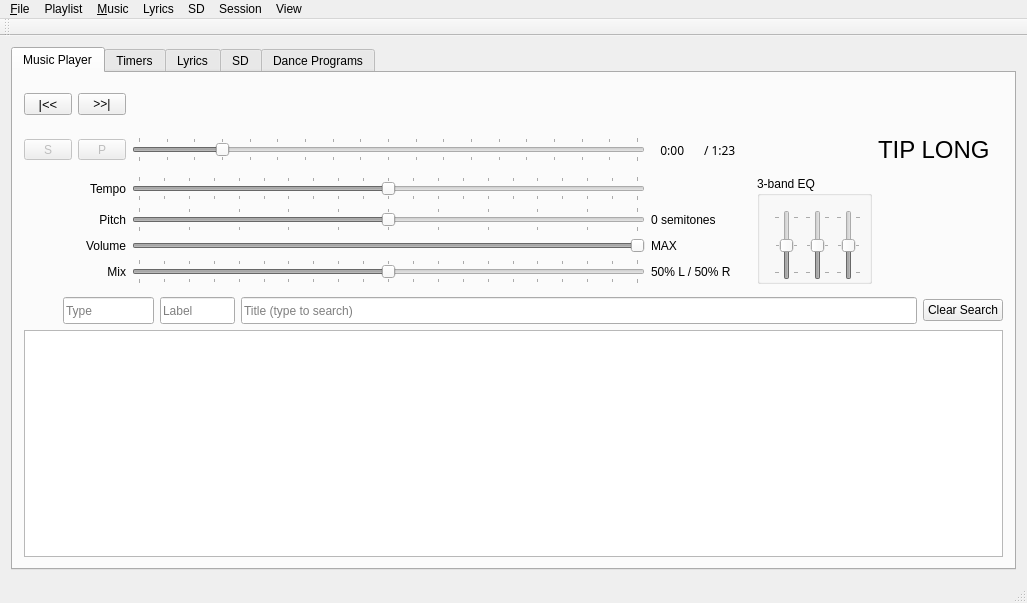
This is SquareDesk-DEV/test123/mainwindow.ui in mpogue2/SquareDesk as Qt 5 draws it before an edit. The edited form follows.
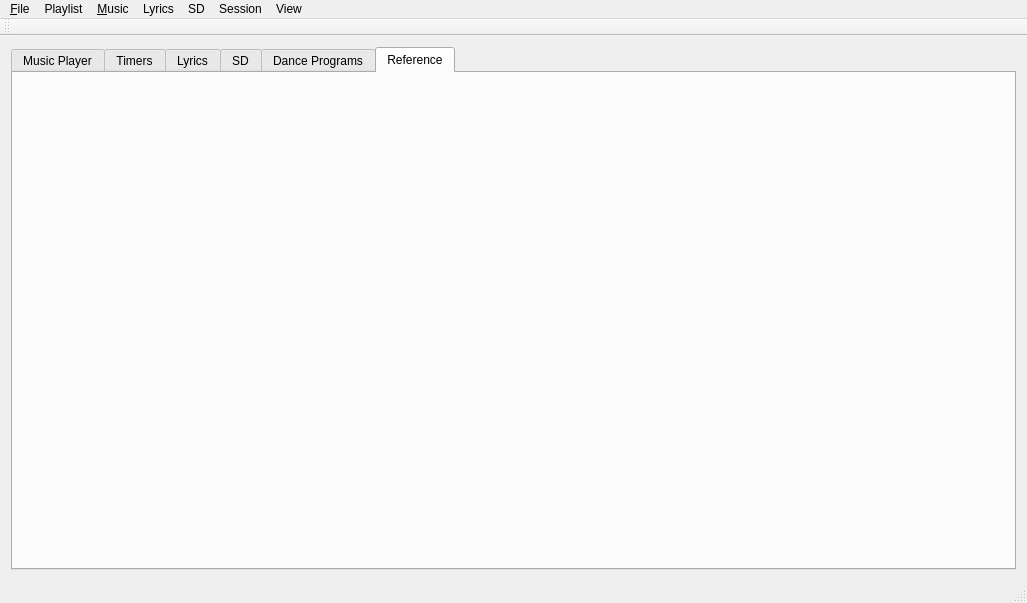
This is the edited form. Icons and pictures are not drawn. Custom widgets are drawn as their Qt base class.

Commit message:
Experimenting with Reference tab idea
I think this might require an upgrade to Qt5.9 for QtWebEngine, and qpdf (js for pdf in webengine).

```diff
--- a/SquareDesk-DEV/test123/mainwindow.ui
+++ b/SquareDesk-DEV/test123/mainwindow.ui
@@ -21,7 +21,7 @@
        <enum>Qt::NoFocus</enum>
       </property>
       <property name="currentIndex">
-       <number>0</number>
+       <number>5</number>
       </property>
       <widget class="QWidget" name="musicPlayerTab">
        <attribute name="title">
@@ -1560,6 +1560,16 @@
         </item>
        </layout>
       </widget>
+      <widget class="QWidget" name="referenceTab">
+       <attribute name="title">
+        <string>Reference</string>
+       </attribute>
+       <layout class="QGridLayout" name="gridLayout_7">
+        <item row="0" column="0">
+         <layout class="QGridLayout" name="refGridLayout"/>
+        </item>
+       </layout>
+      </widget>
      </widget>
     </item>
    </layout>
```
The commit also changes 3 other files.
